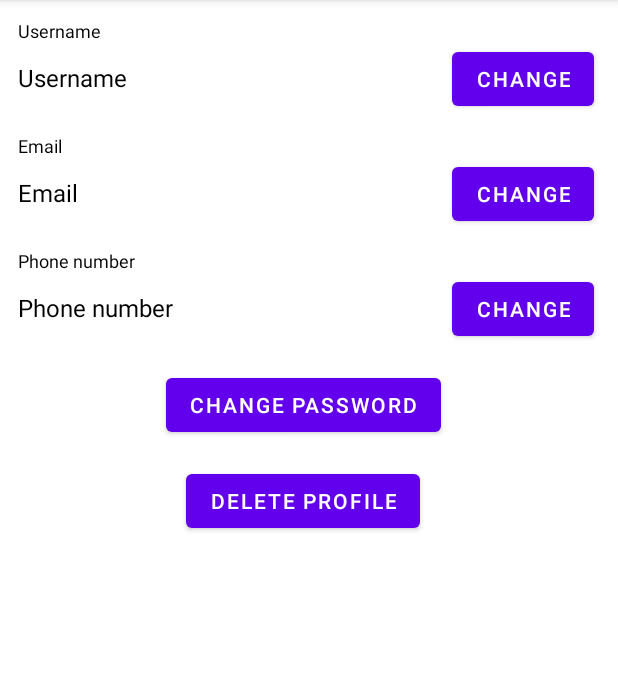
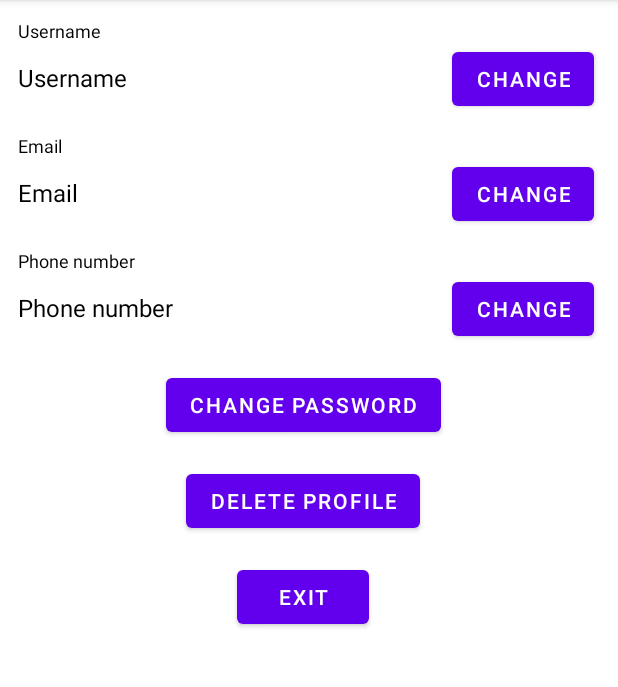
Before and after one commit to funtastt/itis_android, an Android app: the fragment ProfileFragment shown on its own in the app's theme, on a phone screen of 412 x 824 dp, the part 84-771 px from its top. Run offline under Robolectric (Android 15) with nearby library versions, the phone set to English and light mode, and no system bars; our stand-ins replace Room's generated code; 2 statements that could not run were skipped.

Commit message:
Added Exit button

```diff
--- a/app/src/main/res/layout/fragment_profile.xml
+++ b/app/src/main/res/layout/fragment_profile.xml
@@ -129,4 +129,15 @@
         app:layout_constraintEnd_toEndOf="parent"
         app:layout_constraintStart_toStartOf="parent"
         app:layout_constraintTop_toBottomOf="@+id/btnChangePassword" />
+
+    <com.google.android.material.button.MaterialButton
+        android:id="@+id/btnExit"
+        android:layout_width="wrap_content"
+        android:layout_height="wrap_content"
+        android:layout_marginTop="16dp"
+        android:layout_marginEnd="8dp"
+        android:text="@string/exit"
+        app:layout_constraintEnd_toEndOf="parent"
+        app:layout_constraintStart_toStartOf="parent"
+        app:layout_constraintTop_toBottomOf="@+id/btnDeleteProfile" />
 </androidx.constraintlayout.widget.ConstraintLayout>
--- a/app/src/main/res/values/strings.xml
+++ b/app/src/main/res/values/strings.xml
@@ -53,4 +53,5 @@
     <string name="item_was_removed_successfully">Item was removed successfully!</string>
     <string name="add_to_favorites">Add to favorites</string>
     <string name="rate_a_movie">Rate a movie</string>
+    <string name="exit">Exit</string>
 </resources>
```
Also changed, not shown: app/src/main/java/ru/kpfu/itis/android/asadullin/ui/fragments/ProfileFragment.kt (+19 -0 lines).
